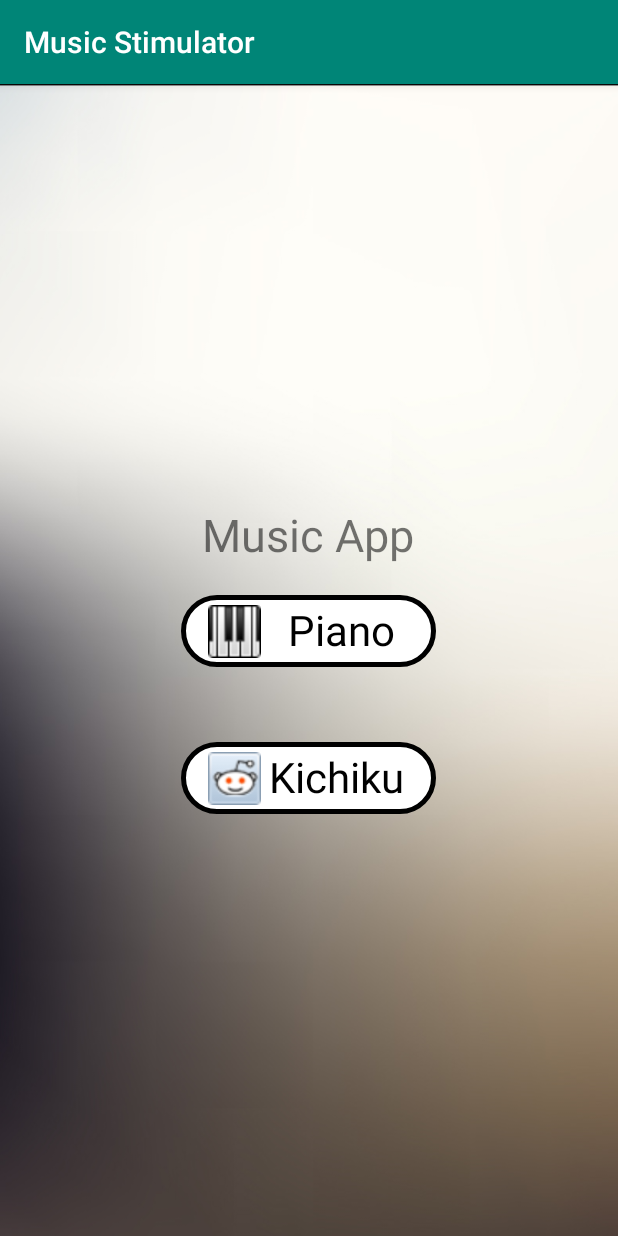
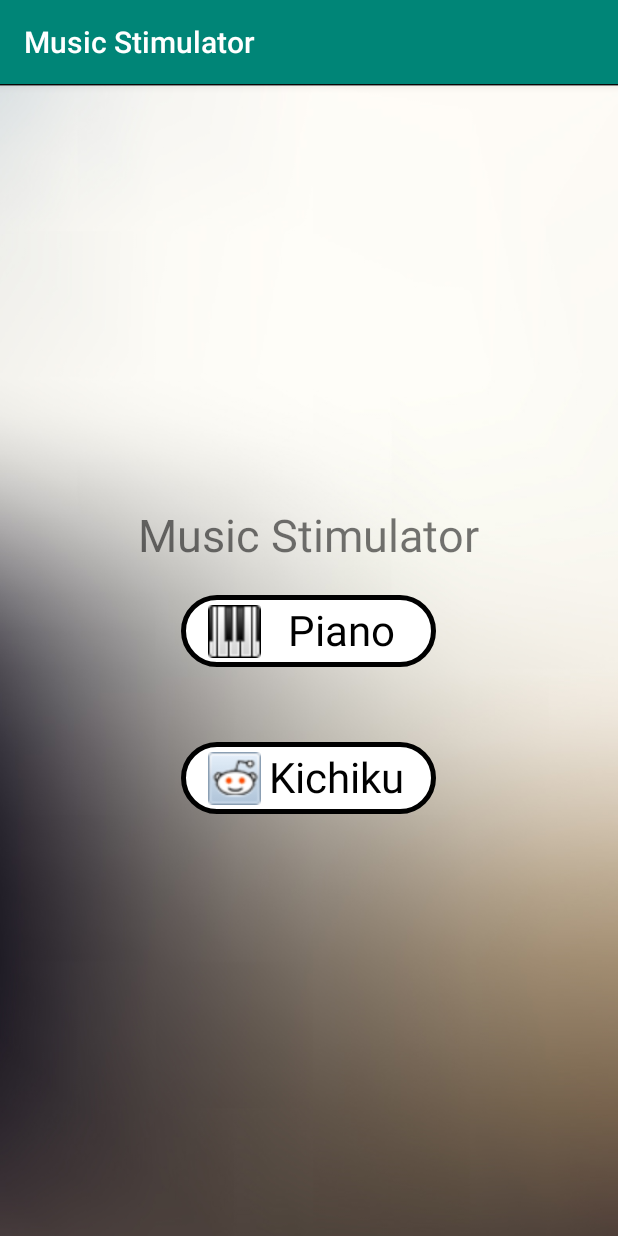
Before and after one commit to yixunzhou/MusicGame, an Android app: the screen it shows after launch (MainActivity), on a phone screen of 412 x 824 dp. Run offline under Robolectric (Android 15) with nearby library versions, the phone set to English and light mode, and no system bars.

Commit message:
change name

```diff
--- a/app/src/main/res/layout/activity_main.xml
+++ b/app/src/main/res/layout/activity_main.xml
@@ -27,7 +27,7 @@
             android:layout_width="match_parent"
             android:layout_height="wrap_content"
             android:layout_marginBottom="20dp"
-            android:text="Music App"
+            android:text="Music Stimulator"
             android:textAllCaps="false"
             android:textSize="30sp"
             android:gravity="center"/>
```
